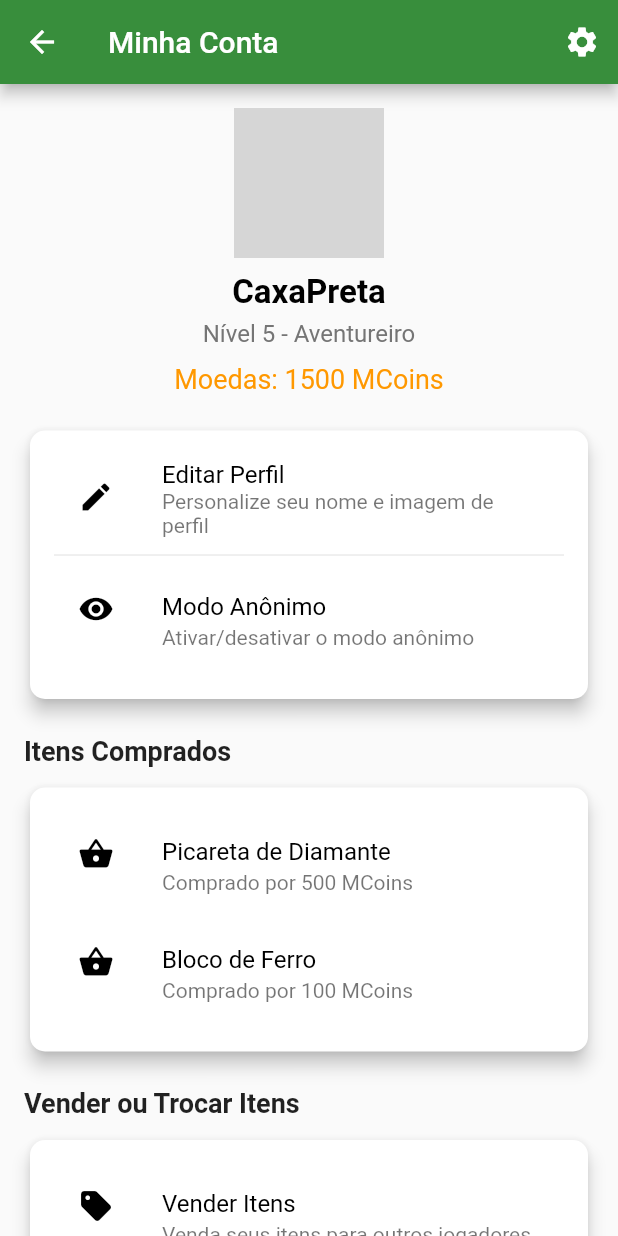
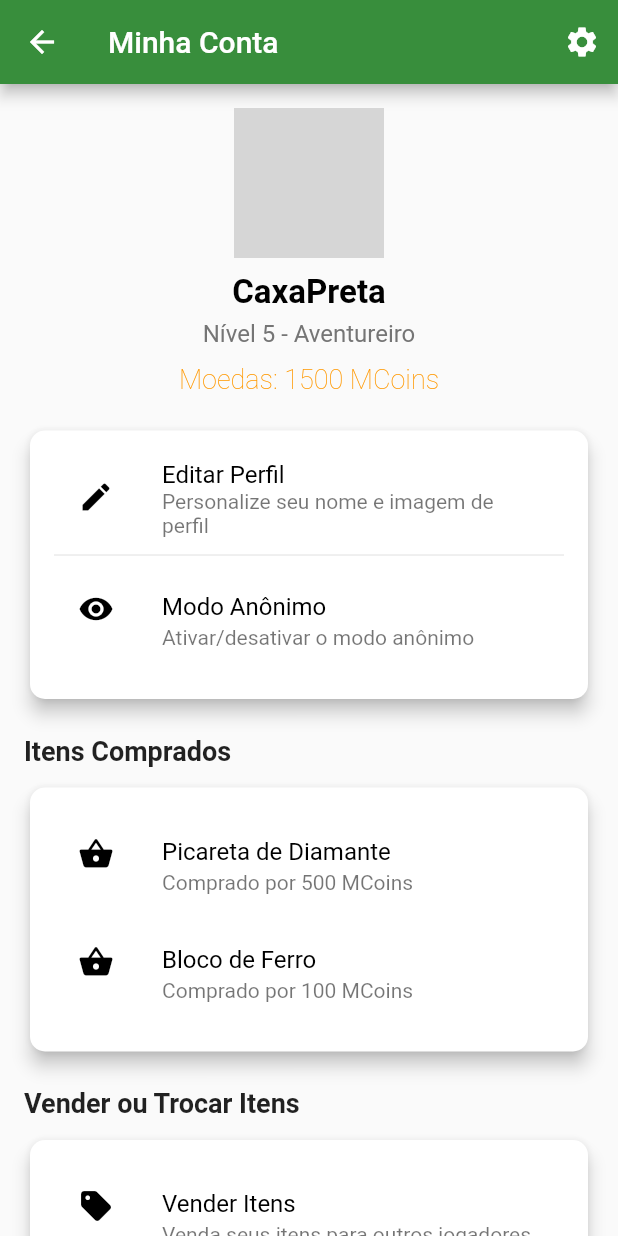
Before and after one commit to EnzoBorges01/telaminecraft, a Flutter app: the MinhaConta screen opened directly, on a phone screen of 412 x 824 dp. Run offline on Flutter 3.47's test engine with Material 2 defaults, Android fonts, the phone set to English and light mode, and no system bars; grey boxes are pictures that could not be loaded.

Commit message:
versão final, com erros de imagem, mudando a fonte

```diff
--- a/lib/minhaconta.dart
+++ b/lib/minhaconta.dart
@@ -69,7 +69,7 @@ class _MinhaContaState extends State<MinhaConta> {
                       'Moedas: $userCoins MCoins',
                       style: TextStyle(
                         fontSize: 18,
-                        fontWeight: FontWeight.normal,
+                        fontWeight: FontWeight.w200,
                         color: Colors.orange,
                       ),
                     ),
```
